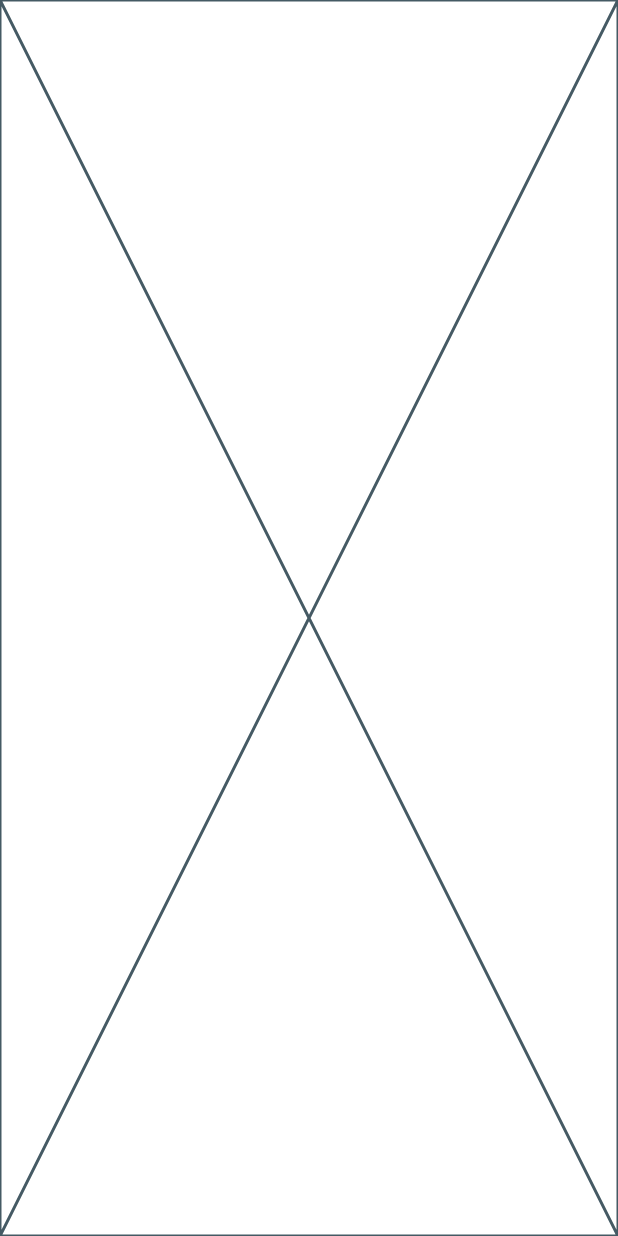
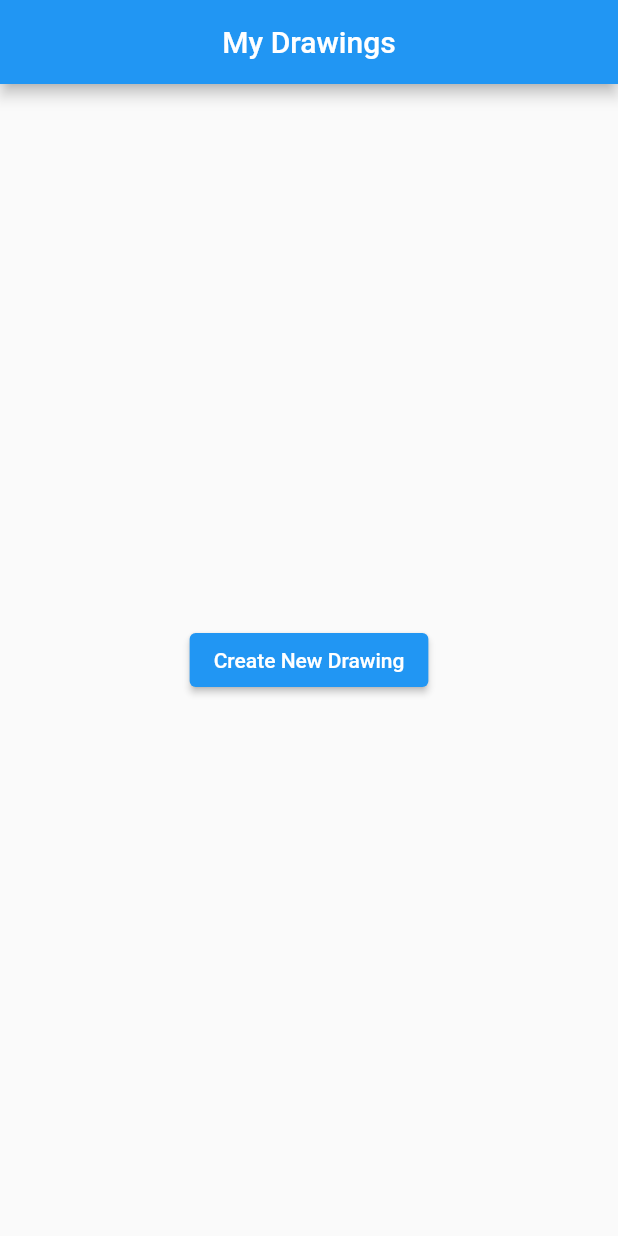
Before and after one commit to thakshilaCodes/drawing_app_Artify, a Flutter app: the screen it shows after launch, on a phone screen of 412 x 824 dp. Run offline on Flutter 3.47's test engine with Material 3 defaults, Android fonts, the phone set to English and light mode, and no system bars.

Commit message:
Update HomeScreen.dart

```diff
--- a/lib/features/home/presentation/homescreen.dart
+++ b/lib/features/home/presentation/homescreen.dart
@@ -5,6 +5,16 @@ class HomeScreen extends StatelessWidget {
 
   @override
   Widget build(BuildContext context) {
-    return const Placeholder();
+    return Scaffold(
+      appBar: AppBar(title: const Text('My Drawings'), centerTitle: true),
+      body: Center(
+        child: ElevatedButton(
+          onPressed: () {
+            Navigator.pushNamed(context, '/draw');
+          },
+          child: const Text('Create New Drawing'),
+        ),
+      ),
+    );
   }
 }
```
